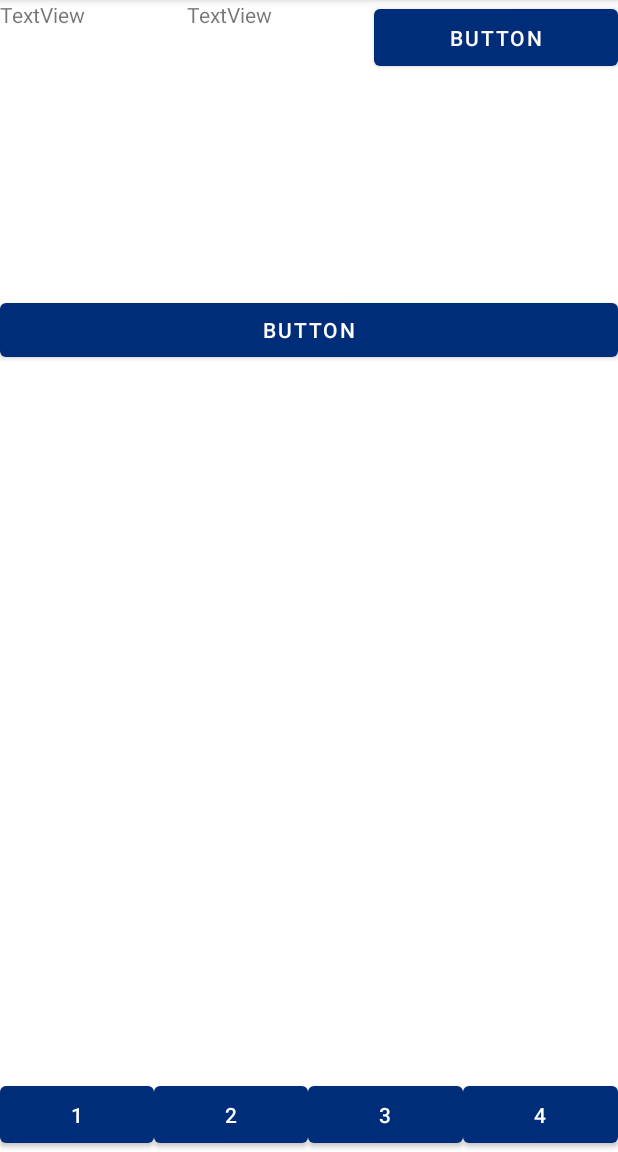
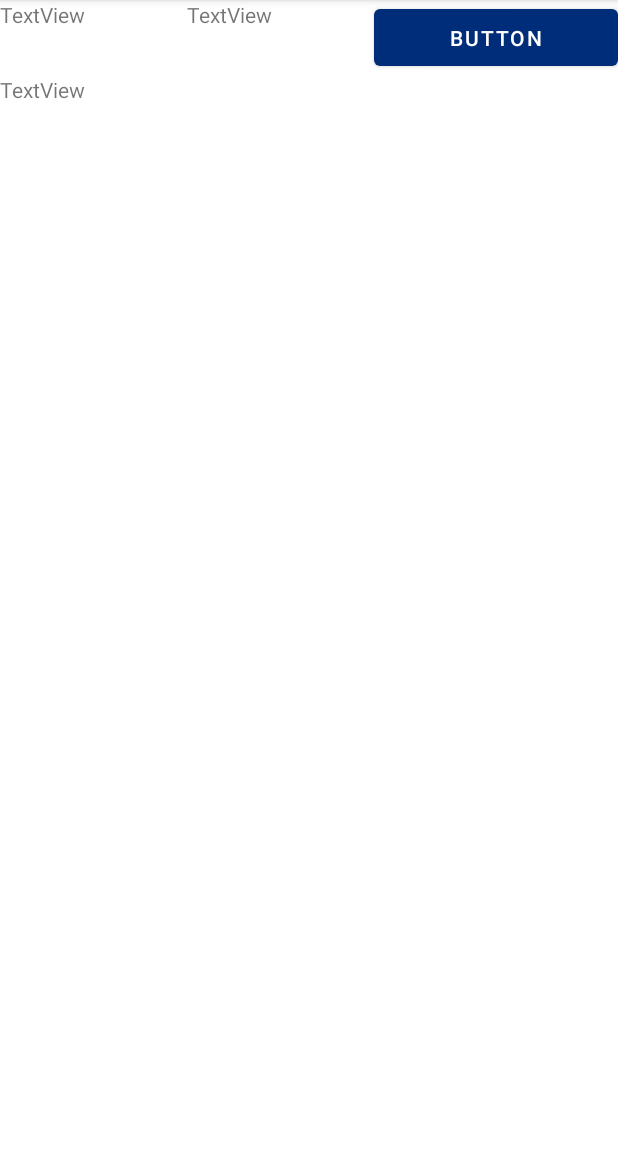
Before and after one commit to AndreyMAI-github/MAI_Student_Attender, an Android app: the screen it shows after launch (MainActivity), on a phone screen of 412 x 824 dp, the part 84-1236 px from its top. Run offline under Robolectric (Android 15) with nearby library versions, the phone set to English and light mode, and no system bars.

Commit message:
Добавлена activity Settings

```diff
--- /dev/null
+++ b/app/src/main/java/com/mai/mai_student_attender/Settings.java
@@ -0,0 +1,4 @@
+package com.mai.mai_student_attender;
+
+public class Settings {
+}
--- a/app/src/main/res/layout/activity_main.xml
+++ b/app/src/main/res/layout/activity_main.xml
@@ -39,59 +39,31 @@
 
     <LinearLayout
         android:id="@+id/middle"
-        android:layout_width="match_parent"
-        android:layout_height="376dp"
+        android:layout_width="0dp"
+        android:layout_height="0dp"
         android:orientation="vertical"
-        app:layout_constraintBottom_toTopOf="@+id/bottom"
+        app:layout_constraintBottom_toBottomOf="parent"
         app:layout_constraintEnd_toEndOf="parent"
         app:layout_constraintHorizontal_bias="0.0"
         app:layout_constraintStart_toStartOf="parent"
         app:layout_constraintTop_toBottomOf="@+id/top">
 
-        <Button
-            android:id="@+id/button26"
+        <ScrollView
             android:layout_width="match_parent"
-            android:layout_height="wrap_content"
-            android:text="Button" />
-    </LinearLayout>
+            android:layout_height="match_parent">
 
-    <LinearLayout
-        android:id="@+id/bottom"
-        android:layout_width="match_parent"
-        android:layout_height="50dp"
-        android:orientation="horizontal"
-        app:layout_constraintBottom_toBottomOf="parent"
-        app:layout_constraintEnd_toEndOf="parent"
-        app:layout_constraintStart_toStartOf="parent">
+            <LinearLayout
+                android:layout_width="match_parent"
+                android:layout_height="wrap_content"
+                android:orientation="vertical">
 
-        <Button
-            android:id="@+id/bMainActHome"
-            android:layout_width="wrap_content"
-            android:layout_height="match_parent"
-            android:layout_weight="1"
-            android:text="1" />
-
-        <Button
-            android:id="@+id/bActMainGroups"
-            android:layout_width="wrap_content"
-            android:layout_height="match_parent"
-            android:layout_weight="1"
-            android:text="2" />
-
-        <Button
-            android:id="@+id/bActMainDiscipline"
-            android:layout_width="wrap_content"
-            android:layout_height="match_parent"
-            android:layout_weight="1"
-            android:text="3" />
-
-        <Button
-            android:id="@+id/bActMainOther"
-            android:layout_width="wrap_content"
-            android:layout_height="match_parent"
-            android:layout_weight="1"
-            android:text="4" />
-
+                <TextView
+                    android:id="@+id/textView2"
+                    android:layout_width="match_parent"
+                    android:layout_height="140dp"
+                    android:text="TextView" />
+            </LinearLayout>
+        </ScrollView>
     </LinearLayout>
 
 </androidx.constraintlayout.widget.ConstraintLayout>
--- /dev/null
+++ b/app/src/main/res/layout/activity_settings.xml
@@ -0,0 +1,6 @@
+<?xml version="1.0" encoding="utf-8"?>
+<androidx.constraintlayout.widget.ConstraintLayout xmlns:android="http://schemas.android.com/apk/res/android"
+    android:layout_width="match_parent"
+    android:layout_height="match_parent">
+
+</androidx.constraintlayout.widget.ConstraintLayout>
```
